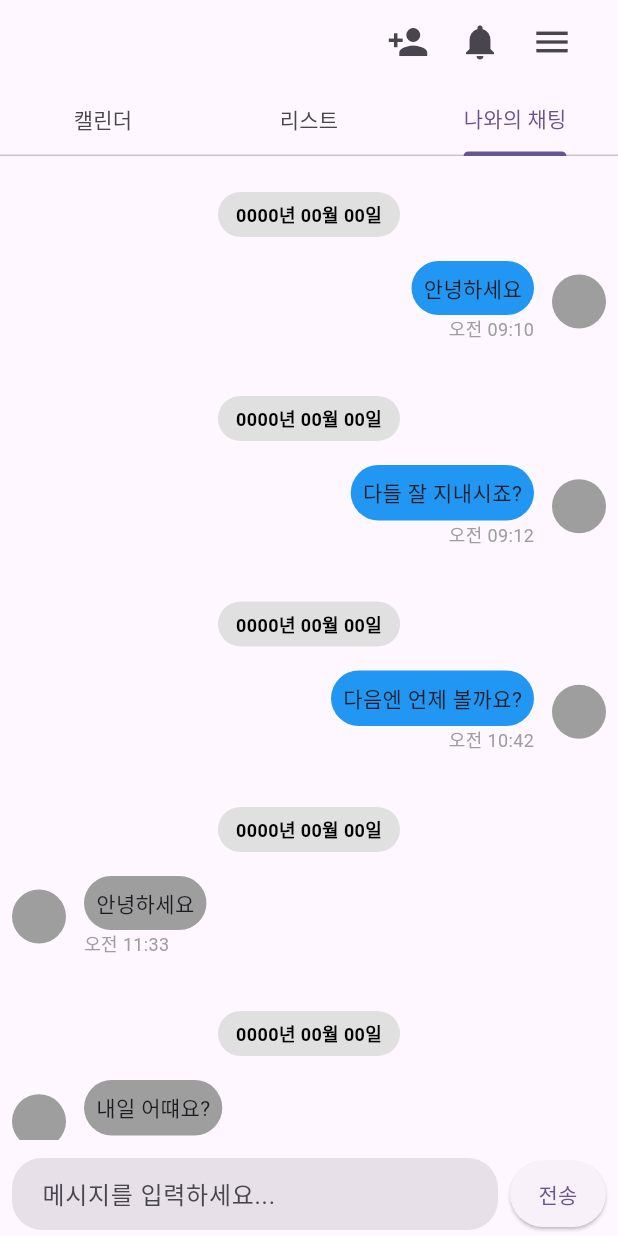
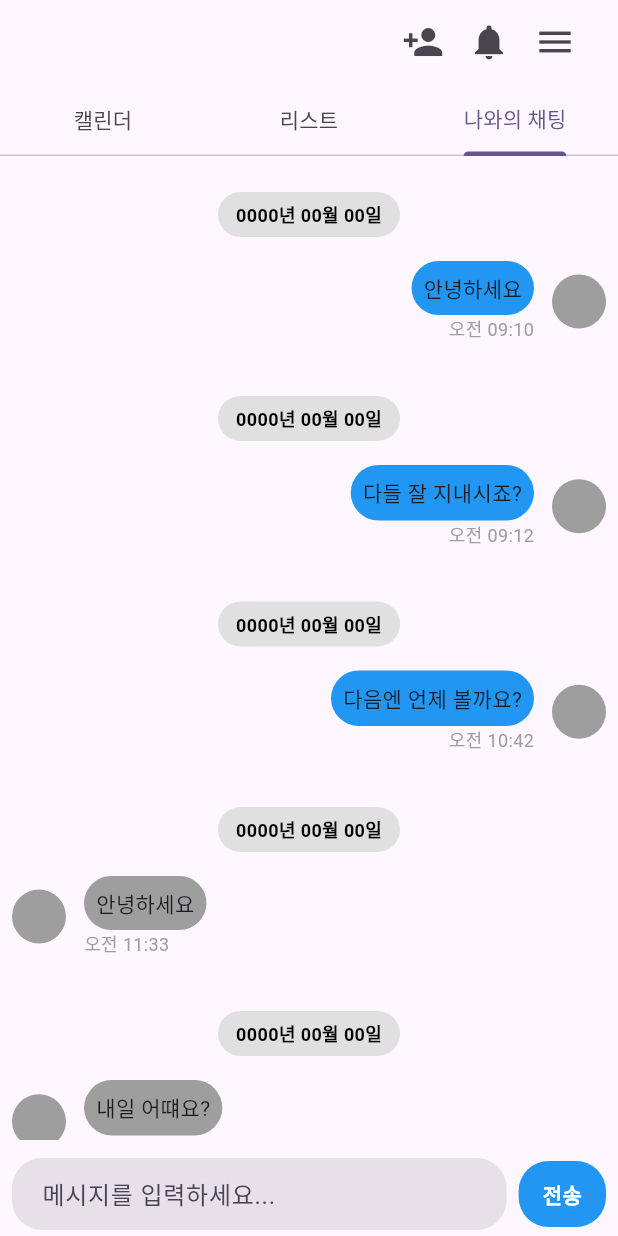
Before and after one commit to LIKELION-Android-BOOTCAMP-5th/FinalProject-DutyTable-ScheduleLab, a Flutter app: the screen it shows after launch, tab 3 chosen, after a tap on "전송", on a phone screen of 412 x 824 dp. Run offline on Flutter 3.47's test engine with Material 3 defaults, Android fonts, the phone set to English and light mode, and no system bars; our stand-ins replace google_sign_in, supabase_flutter, table_calendar; accounts and stored records are empty; project files that could hold a hidden picture were left out.

Commit message:
change buttons to GestureDetector and add custom_floatingactionbutton.dart

```diff
--- /dev/null
+++ b/lib/core/widgets/custom_floatingactionbutton.dart
@@ -0,0 +1,30 @@
+import 'package:flutter/material.dart';
+
+class CustomFloatingActionButton extends StatelessWidget {
+  /// 커스텀 플로팅 액션 버튼(제스처 디텍터 사용)
+  const CustomFloatingActionButton({super.key});
+
+  @override
+  Widget build(BuildContext context) {
+    return GestureDetector(
+      onTap: () {},
+      child: Container(
+        width: 56.0,
+        height: 56.0,
+        decoration: BoxDecoration(
+          color: Colors.blue,
+          shape: BoxShape.circle,
+          boxShadow: [
+            BoxShadow(
+              color: Colors.black.withOpacity(0.25),
+              blurRadius: 6.0,
+              offset: const Offset(0, 3),
+            ),
+          ],
+        ),
+        // 버튼 내부에 아이콘을 중앙에 배치합니다.
+        child: const Center(child: Icon(Icons.add, color: Colors.white)),
+      ),
+    );
+  }
+}
--- a/lib/features/auth/presentation/views/login_screen.dart
+++ b/lib/features/auth/presentation/views/login_screen.dart
@@ -24,8 +24,8 @@ class _LoginScreen extends StatelessWidget {
         child: Center(
           child: Consumer<LoginViewModel>(
             builder: (context, viewModel, child) {
-              return ElevatedButton(
-                onPressed: () {
+              return GestureDetector(
+                onTap: () {
                   viewModel.googleSignIn(context);
                 },
                 child: const Text("로그인 하기"),
--- a/lib/features/calendar/presentation/widgets/calendar_tab.dart
+++ b/lib/features/calendar/presentation/widgets/calendar_tab.dart
@@ -3,6 +3,7 @@ import 'package:flutter/material.dart';
 import 'package:provider/provider.dart';
 import 'package:table_calendar/table_calendar.dart';
 
+import '../../../../core/widgets/custom_floatingactionbutton.dart';
 import '../viewmodels/schedule_view_model.dart';
 
 class CalendarTab extends StatelessWidget {
@@ -111,10 +112,7 @@ class _CalendarTab extends StatelessWidget {
               },
             ),
           ),
-          floatingActionButton: FloatingActionButton(
-            onPressed: () {},
-            child: Icon(Icons.add),
-          ),
+          floatingActionButton: CustomFloatingActionButton(),
         );
       },
     );
--- a/lib/features/calendar/presentation/widgets/chat_tab.dart
+++ b/lib/features/calendar/presentation/widgets/chat_tab.dart
@@ -126,13 +126,25 @@ class CustomInputChatMessageBox extends StatelessWidget {
               ),
             ),
           ),
-          ElevatedButton(
-            onPressed: () {},
+          GestureDetector(
+            onTap: () {
+              print("전송 눌림");
+            },
             // 버튼 크기
-            style: ElevatedButton.styleFrom(
+            child: Container(
               padding: const EdgeInsets.symmetric(horizontal: 16, vertical: 12),
+              decoration: BoxDecoration(
+                color: Colors.blue,
+                borderRadius: BorderRadius.circular(20),
+              ),
+              child: Text(
+                "전송",
+                style: TextStyle(
+                  fontWeight: FontWeight.bold,
+                  color: Colors.white,
+                ),
+              ),
             ),
-            child: const Text("전송"),
           ),
         ],
       ),
@@ -293,10 +305,7 @@ class CustomChatProfileImageBox extends StatelessWidget {
     return Container(
       width: 36,
       height: 36,
-      decoration: BoxDecoration(
-        borderRadius: BorderRadius.circular(18),
-        color: Colors.grey,
-      ),
+      decoration: BoxDecoration(shape: BoxShape.circle, color: Colors.grey),
     );
   }
 }
--- a/lib/features/calendar/presentation/widgets/custom_calendar_appbar.dart
+++ b/lib/features/calendar/presentation/widgets/custom_calendar_appbar.dart
@@ -41,24 +41,17 @@ class CustomAppBarIcon extends StatelessWidget {
 
   @override
   Widget build(BuildContext context) {
-    //TODO: GestureDetector or IconButton 선택
     // 리플 없는 버튼
-    // return GestureDetector(
-    //   behavior: HitTestBehavior.opaque,
-    //   onTap: () {
-    //     print(debugComment);
-    //   },
-    //   child: Padding(
-    //     padding: const EdgeInsets.all(8.0),
-    //     child: Icon(icon, size: 28),
-    //   ),
-    // );
-    // 리플 있는 버튼
-    return IconButton(
-      onPressed: () {
+    return GestureDetector(
+      // 전체 영역 터치 가능
+      behavior: HitTestBehavior.opaque,
+      onTap: () {
         print(debugComment);
       },
-      icon: Icon(icon, size: 28),
+      child: Padding(
+        padding: const EdgeInsets.all(8.0),
+        child: Icon(icon, size: 28),
+      ),
     );
   }
 }
--- a/lib/features/calendar/presentation/widgets/list_tab.dart
+++ b/lib/features/calendar/presentation/widgets/list_tab.dart
@@ -1,6 +1,7 @@
 import 'package:flutter/material.dart';
 import 'package:provider/provider.dart';
 
+import '../../../../core/widgets/custom_floatingactionbutton.dart';
 import '../viewmodels/schedule_view_model.dart';
 
 /// 리스트 탭(Provider 주입)
@@ -132,10 +133,7 @@ class _ListTab extends StatelessWidget {
               ),
             ],
           ),
-          floatingActionButton: FloatingActionButton(
-            onPressed: () {},
-            child: Icon(Icons.add),
-          ),
+          floatingActionButton: CustomFloatingActionButton(),
         );
       },
     );
```
